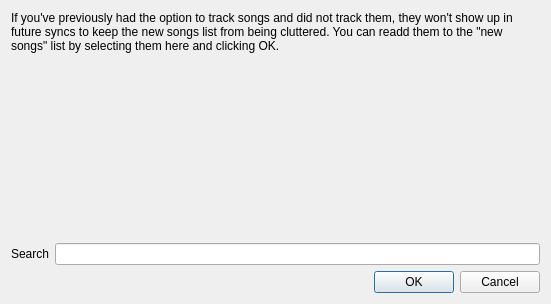
Old version of the form ignored_songs.ui in the repository lgactna/bpsync.
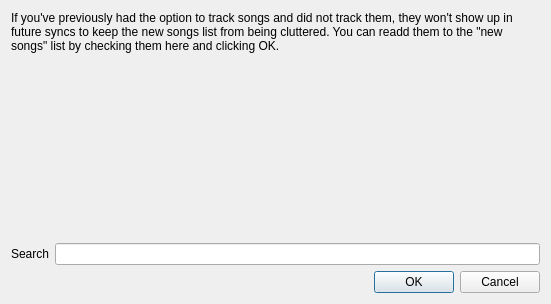
New version of the form. Custom widgets are drawn as their Qt base class.

Commit message: Addition of "ignored songs" feature

Diff of the .ui file:
```diff
--- a/ignored_songs.ui
+++ b/ignored_songs.ui
@@ -17,7 +17,7 @@
    <item>
     <widget class="QLabel" name="label">
      <property name="text">
-      <string>If you've previously had the option to track songs and did not track them, they won't show up in future syncs to keep the new songs list from being cluttered. You can readd them to the &quot;new songs&quot; list by selecting them here and clicking OK.</string>
+      <string>If you've previously had the option to track songs and did not track them, they won't show up in future syncs to keep the new songs list from being cluttered. You can readd them to the &quot;new songs&quot; list by checking them here and clicking OK.</string>
      </property>
      <property name="wordWrap">
       <bool>true</bool>
```
Left out of the diff: 8 changed lines with no effect on the pictures. The commit also changes 7 other files.
